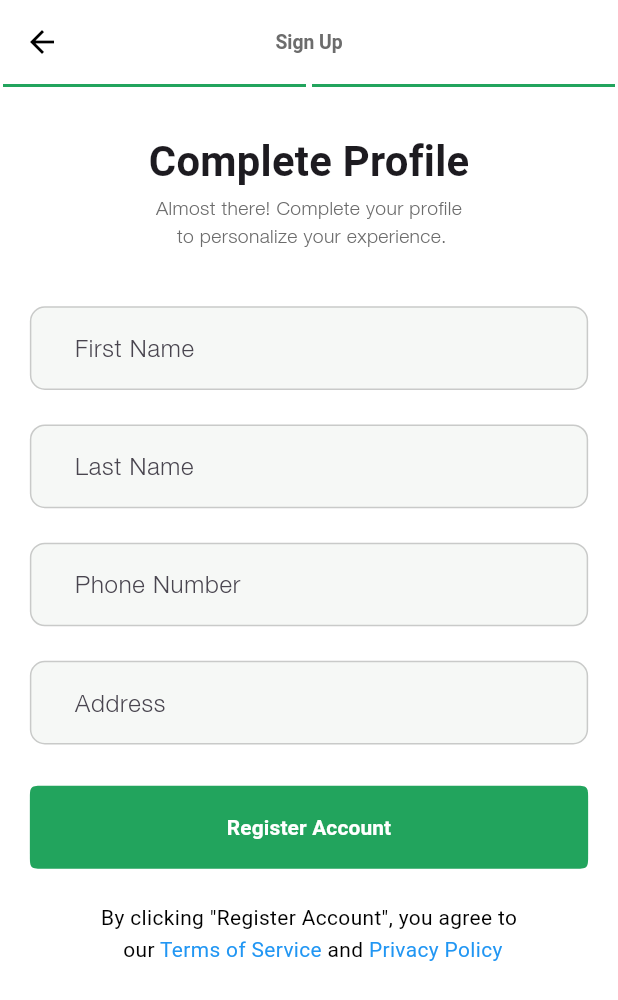
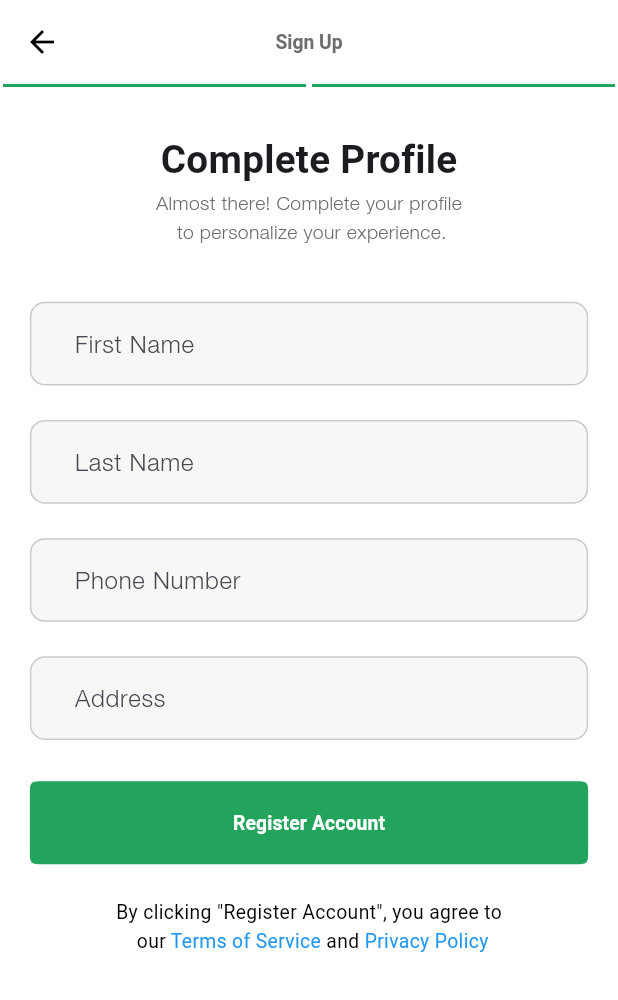
Before and after one commit to billanakin/GreenIt_app, a Flutter app: the CompleteProfileScreen screen opened directly, on a phone screen of 412 x 824 dp. Shown: the top 1000 px of the screen. Run offline on Flutter 3.47's test engine with Material 3 defaults, Android fonts, the phone set to English and light mode, and no system bars; drawn by our look-alikes of step_progress_indicator; our stand-ins replace flutter_svg, form_field_validator; Roboto replaces fonts that are missing (SF Pro Text).

Commit message:
Finalized PortraitUp Responsiveness App

```diff
--- a/lib/components/forms/policy_and_services_text.dart
+++ b/lib/components/forms/policy_and_services_text.dart
@@ -15,30 +15,22 @@ class PolicyAndServicesText extends StatelessWidget {
         Text.rich(
           TextSpan(
             text: "By clicking \"Register Account\", you agree to\n    our ",
-            style: kPrimaryBodyTextStyle.copyWith(
-              fontSize: getProportionateScreenWidth(14),
-            ),
+            style: kPrimaryBodyTextStyle,
             children: <TextSpan>[
               TextSpan(
                 text: 'Terms of Service',
                 style: kPrimaryBodyTextStyle.copyWith(
                   color: Colors.blue,
-                  fontSize: getProportionateScreenWidth(14),
-                  // decoration: TextDecoration.underline,
                 ),
               ),
               TextSpan(
                 text: ' and ',
-                style: kPrimaryBodyTextStyle.copyWith(
-                  fontSize: getProportionateScreenWidth(14),
-                ),
+                style: kPrimaryBodyTextStyle,
               ),
               TextSpan(
                 text: 'Privacy Policy',
                 style: kPrimaryBodyTextStyle.copyWith(
                   color: Colors.blue,
-                  fontSize: getProportionateScreenWidth(14),
-                  // decoration: TextDecoration.underline,
                 ),
               ),
             ],
--- a/lib/components/posts/post_card/post_card.dart
+++ b/lib/components/posts/post_card/post_card.dart
@@ -34,6 +34,8 @@ class PostCard extends StatelessWidget {
         right: kDefaultHorizontalPadding,
         top: kSecondaryVerticalPadding,
       ),
+      child: SizedBox(
+        width: double.infinity,
         child: Column(
           mainAxisSize: MainAxisSize.min,
           mainAxisAlignment: MainAxisAlignment.start,
@@ -48,6 +50,7 @@ class PostCard extends StatelessWidget {
             const Divider(),
           ],
         ),
+      ),
     );
   }
 
@@ -58,6 +61,8 @@ class PostCard extends StatelessWidget {
         right: kDefaultHorizontalPadding,
         top: kSecondaryVerticalPadding,
       ),
+      child: SizedBox(
+        width: double.infinity,
         child: Column(
           mainAxisSize: MainAxisSize.min,
           mainAxisAlignment: MainAxisAlignment.start,
@@ -72,6 +77,7 @@ class PostCard extends StatelessWidget {
             const Divider(),
           ],
         ),
+      ),
     );
   }
 }
--- a/lib/components/posts/post_interaction_bar.dart
+++ b/lib/components/posts/post_interaction_bar.dart
@@ -15,7 +15,7 @@ class PostInteractionBar extends StatelessWidget {
       children: [
         Icon(
           Icons.mode_comment_outlined,
-          size: 20,
+          size: 22,
           color: Colors.black.withOpacity(0.6),
         ),
         const HorizontalSpacing(of: 5),
@@ -28,7 +28,7 @@ class PostInteractionBar extends StatelessWidget {
         const HorizontalSpacing(of: 25),
         Icon(
           Icons.share_outlined,
-          size: 20,
+          size: 22,
           color: Colors.black.withOpacity(0.6),
         ),
         const HorizontalSpacing(of: 5),
@@ -41,7 +41,7 @@ class PostInteractionBar extends StatelessWidget {
         const HorizontalSpacing(of: 25),
         Icon(
           Icons.favorite_border_rounded,
-          size: 20,
+          size: 22,
           color: Colors.black.withOpacity(0.6),
         ),
         const HorizontalSpacing(of: 5),
--- a/lib/components/profile/profile_avatar.dart
+++ b/lib/components/profile/profile_avatar.dart
@@ -1,4 +1,5 @@
 import 'package:flutter/material.dart';
+import 'package:greenit_version1/size_config.dart';
 
 class ProfileAvatar extends StatelessWidget {
   const ProfileAvatar({
--- a/lib/components/sheets/map_display_modal_bottom_sheet.dart
+++ b/lib/components/sheets/map_display_modal_bottom_sheet.dart
@@ -6,6 +6,7 @@ Future mapDisplayModalBottomSheet(BuildContext context) {
     builder: (context) => SafeArea(
       child: Container(
         height: 250,
+        width: double.infinity,
         padding:
             const EdgeInsets.only(top: 25, left: 20, right: 20, bottom: 20),
       ),
--- a/lib/constants.dart
+++ b/lib/constants.dart
@@ -20,27 +20,27 @@ const kBackgroundColor = Colors.white;
 
 // =============== TEXT STYLES ===============
 final TextStyle kH1TextStyle = TextStyle(
-  fontSize: getProportionateScreenWidth(34),
+  fontSize: getProportionateScreenHeight(34),
   fontWeight: FontWeight.w500,
   fontFamily: kSecondaryFontFamily,
   letterSpacing: 0.22,
 );
 
 final TextStyle kH2TextStyle = TextStyle(
-  fontSize: getProportionateScreenWidth(28),
+  fontSize: getProportionateScreenHeight(28),
   fontWeight: FontWeight.w600,
   fontFamily: kSecondaryFontFamily,
   letterSpacing: 0.18,
 );
 
 final TextStyle kH3TextStyle = kH2TextStyle.copyWith(
-  fontSize: getProportionateScreenWidth(20),
+  fontSize: getProportionateScreenHeight(20),
   fontFamily: kSecondaryFontFamily,
   letterSpacing: 0.14,
 );
 
 final TextStyle kHeadlineTextStyle = TextStyle(
-  fontSize: getProportionateScreenWidth(25),
+  fontSize: getProportionateScreenHeight(25),
   fontFamily: kSecondaryFontFamily,
   fontWeight: FontWeight.bold,
 );
@@ -79,7 +79,7 @@ final TextStyle kPrimaryButtonTextStyle = TextStyle(
   color: Colors.white,
   fontFamily: kSecondaryFontFamily,
   fontWeight: FontWeight.bold,
-  fontSize: getProportionateScreenWidth(14),
+  fontSize: getProportionateScreenHeight(14),
 );
 
 final TextStyle kTextButtonTextStyle = kSecondaryBodyTextStyle.copyWith(
--- a/lib/screens/explore/components/body.dart
+++ b/lib/screens/explore/components/body.dart
@@ -103,7 +103,7 @@ class _BodyState extends State<Body> with TickerProviderStateMixin {
                     margin: (index == 0 || index == 4)
                         ? EdgeInsets.only(left: kDefaultHorizontalPadding)
                         : EdgeInsets.zero,
-                    width: 150,
+                    width: getProportionateScreenWidth(150),
                     child: OutlinedButton(
                       style: OutlinedButton.styleFrom(
                         backgroundColor: Colors.white,
--- a/lib/screens/home/components/body.dart
+++ b/lib/screens/home/components/body.dart
@@ -28,7 +28,7 @@ class _BodyState extends State<Body> {
         Positioned(
           top: 80,
           child: Padding(
-            padding: EdgeInsets.only(right: kDefaultHorizontalPadding / 1.5),
+            padding: EdgeInsets.only(right: kDefaultHorizontalPadding / 1.3),
             child: SizedBox(
               height: 110,
               child: Column(
--- a/lib/screens/main_navigation.dart
+++ b/lib/screens/main_navigation.dart
@@ -122,12 +122,12 @@ class _MainNavigationState extends State<MainNavigation>
                     EdgeInsets.only(bottom: getProportionateScreenHeight(53)),
               ),
               labelStyle: kSecondaryBodyTextStyle.copyWith(
-                fontSize: 10,
+                fontSize: getProportionateScreenHeight(10),
               ),
               labelPadding: EdgeInsets.zero,
               labelColor: kPrimaryActiveColor,
               unselectedLabelStyle: kSecondaryBodyTextStyle.copyWith(
-                fontSize: 10,
+                fontSize: getProportionateScreenHeight(10),
               ),
               onTap: (value) {
                 setState(() {
```
Also changed, not shown: lib/components/posts/post_card/post_body.dart (+6 -5 lines), lib/main.dart (+8 -1 lines). Lines whose indentation alone changed are shown as unchanged.
